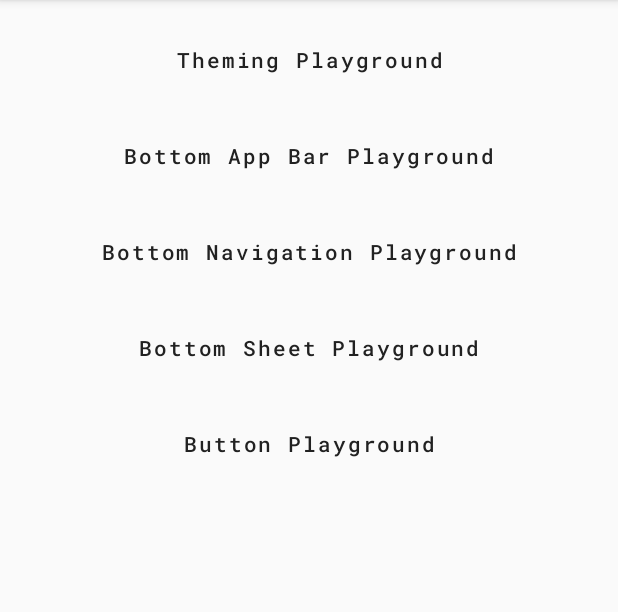
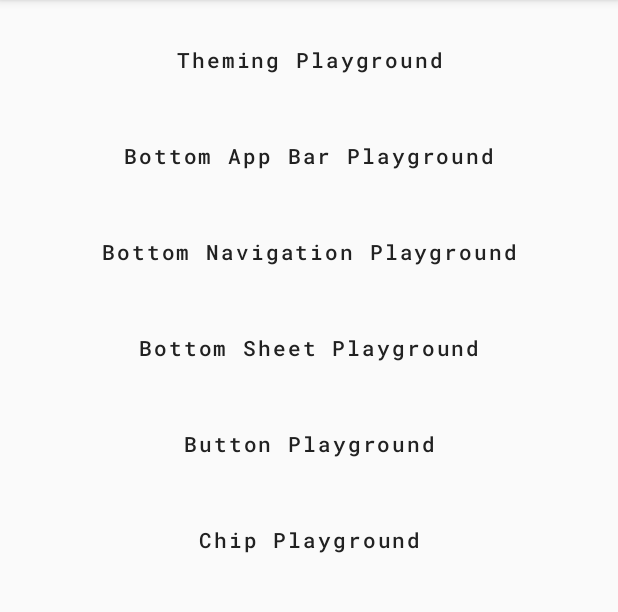
Before and after one commit to ricknout/android-mdc-theming, an Android app: the screen it shows after launch (MainActivity), on a phone screen of 412 x 824 dp, the part 84-696 px from its top. Run offline under Robolectric (Android 15) with nearby library versions, the phone set to English and light mode, and no system bars.

Commit message:
Add Chip Playground

```diff
--- a/app/src/main/AndroidManifest.xml
+++ b/app/src/main/AndroidManifest.xml
@@ -42,6 +42,11 @@
                 android:label="@string/title_button"
                 android:theme="@style/AppTheme.Button.Themed" />
 
+        <activity
+                android:name=".chip.ChipActivity"
+                android:label="@string/title_chip"
+                android:theme="@style/AppTheme.Chip.Themed" />
+
         <meta-data android:name="preloaded_fonts" android:resource="@array/preloaded_fonts"/>
 
     </application>
--- a/app/src/main/java/com/ricknout/mdctheming/MainActivity.kt
+++ b/app/src/main/java/com/ricknout/mdctheming/MainActivity.kt
@@ -7,6 +7,7 @@ import com.ricknout.mdctheming.bottomappbar.BottomAppBarActivity
 import com.ricknout.mdctheming.bottomnavigation.BottomNavigationActivity
 import com.ricknout.mdctheming.bottomsheet.BottomSheetActivity
 import com.ricknout.mdctheming.button.ButtonActivity
+import com.ricknout.mdctheming.chip.ChipActivity
 import com.ricknout.mdctheming.theming.ThemingActivity
 import kotlinx.android.synthetic.main.activity_main.*
 
@@ -30,5 +31,8 @@ class MainActivity : AppCompatActivity() {
         buttonPlaygroundButton.setOnClickListener {
             startActivity(Intent(this, ButtonActivity::class.java))
         }
+        chipPlaygroundButton.setOnClickListener {
+            startActivity(Intent(this, ChipActivity::class.java))
+        }
     }
 }
--- /dev/null
+++ b/app/src/main/res/color/chip_background_color.xml
@@ -0,0 +1,5 @@
+<?xml version="1.0" encoding="utf-8"?>
+<selector xmlns:android="http://schemas.android.com/apk/res/android">
+    <item android:color="?attr/colorSecondary" android:state_enabled="true"/>
+    <item android:alpha="0.12" android:color="?attr/colorOnSurface"/>
+</selector>
--- /dev/null
+++ b/app/src/main/res/color/chip_text_color.xml
@@ -0,0 +1,5 @@
+<?xml version="1.0" encoding="utf-8"?>
+<selector xmlns:android="http://schemas.android.com/apk/res/android">
+    <item android:color="?attr/colorOnSecondary" android:state_enabled="true"/>
+    <item android:alpha="0.38" android:color="?attr/colorOnSurface"/>
+</selector>
--- a/app/src/main/res/layout/activity_main.xml
+++ b/app/src/main/res/layout/activity_main.xml
@@ -60,4 +60,15 @@
             style="@style/Widget.MaterialComponents.Button.TextButton"
             android:text="Button Playground" />
 
+    <com.google.android.material.button.MaterialButton
+            android:id="@+id/chipPlaygroundButton"
+            android:layout_width="0dp"
+            android:layout_height="wrap_content"
+            android:layout_marginTop="16dp"
+            app:layout_constraintTop_toBottomOf="@id/buttonPlaygroundButton"
+            app:layout_constraintStart_toStartOf="parent"
+            app:layout_constraintEnd_toEndOf="parent"
+            style="@style/Widget.MaterialComponents.Button.TextButton"
+            android:text="Chip Playground" />
+
 </androidx.constraintlayout.widget.ConstraintLayout>
--- a/app/src/main/res/values/strings.xml
+++ b/app/src/main/res/values/strings.xml
@@ -7,5 +7,6 @@
     <string name="title_bottom_navigation">Bottom Navigation</string>
     <string name="title_bottom_sheet">Bottom Sheets</string>
     <string name="title_button">Buttons</string>
+    <string name="title_chip">Chips</string>
 
 </resources>
--- a/app/src/main/res/values/styles.xml
+++ b/app/src/main/res/values/styles.xml
@@ -37,6 +37,7 @@
     </style>
 
     <style name="AppTextAppearance.Chip" parent="TextAppearance.MaterialComponents.Chip">
+        <item name="fontFamily">@font/roboto_mono</item>
         <item name="android:fontFamily">@font/roboto_mono</item>
     </style>
 
--- /dev/null
+++ b/app/src/main/res/values/styles_chip.xml
@@ -0,0 +1,52 @@
+<?xml version="1.0" encoding="utf-8"?>
+<resources>
+
+    <style name="AppTheme.Chip" parent="Theme.MaterialComponents.Light" />
+
+    <style name="AppTheme.Chip.Themed" parent="Theme.MaterialComponents.Light.DarkActionBar">
+        <!-- Global color attributes -->
+        <item name="colorPrimary">#212121</item>
+        <item name="colorPrimaryVariant">#000000</item>
+        <item name="android:statusBarColor">?attr/colorPrimaryVariant</item>
+        <item name="colorOnPrimary">#FFFFFF</item>
+        <item name="colorSecondary">#2962FF</item>
+        <item name="colorSecondaryVariant">#0039CB</item>
+        <item name="colorOnSecondary">#FFFFFF</item>
+        <item name="colorError">#F44336</item>
+        <item name="colorOnError">#FFFFFF</item>
+        <item name="colorSurface">#FFFFFF</item>
+        <item name="colorOnSurface">#212121</item>
+        <item name="android:colorBackground">@color/colorBackground</item>
+        <item name="colorOnBackground">#212121</item>
+        <!-- Global type attributes -->
+        <item name="textAppearanceButton">@style/AppTextAppearance.Button</item>
+        <item name="fontFamily">@font/roboto_mono</item>
+        <item name="android:fontFamily">@font/roboto_mono</item>
+        <!-- Global shape attributes -->
+        <item name="shapeAppearanceSmallComponent">@style/AppShapeAppearance.SmallComponent</item>
+        <item name="shapeAppearanceMediumComponent">@style/AppShapeAppearance.MediumComponent</item>
+        <item name="shapeAppearanceLargeComponent">@style/AppShapeAppearance.LargeComponent</item>
+        <!-- Chip widget style attributes -->
+        <item name="chipStyle">@style/AppChip2</item>
+        <item name="chipStandaloneStyle">@style/AppChipDrawable</item>
+        <item name="chipGroupStyle">@style/AppChipGroup</item>
+    </style>
+
+    <!-- Using AppChip2 to avoid conflicts with the main playground style -->
+    <style name="AppChip2" parent="Widget.MaterialComponents.Chip.Action">
+        <item name="chipBackgroundColor">@color/chip_background_color</item>
+        <item name="android:textColor">@color/chip_text_color</item>
+        <item name="chipIconTint">@color/chip_text_color</item>
+        <item name="closeIconTint">@color/chip_text_color</item>
+        <item name="android:textAppearance">@style/AppTextAppearance.Chip</item>
+    </style>
+
+    <style name="AppChipDrawable" parent="Widget.MaterialComponents.Chip.Entry">
+        <!-- Add ChipDrawable attrs here -->
+    </style>
+
+    <style name="AppChipGroup" parent="Widget.MaterialComponents.ChipGroup">
+        <!-- Add ChipGroup attrs here -->
+    </style>
+
+</resources>
```
Also changed, not shown: app/src/main/java/com/ricknout/mdctheming/chip/ChipActivity.kt (added, +68 -0 lines), app/src/main/res/drawable/ic_clear_all_color_control_normal_24dp.xml (added, +10 -0 lines), app/src/main/res/drawable/ic_face_color_control_normal_24dp.xml (added, +10 -0 lines), app/src/main/res/layout/activity_chip.xml (added, +135 -0 lines), app/src/main/res/xml/chip.xml (added, +7 -0 lines).
